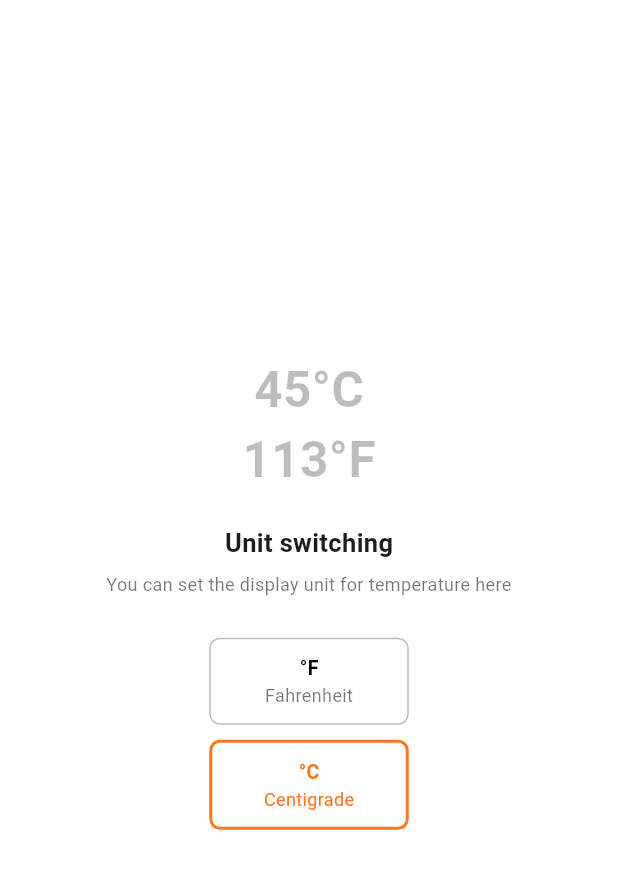
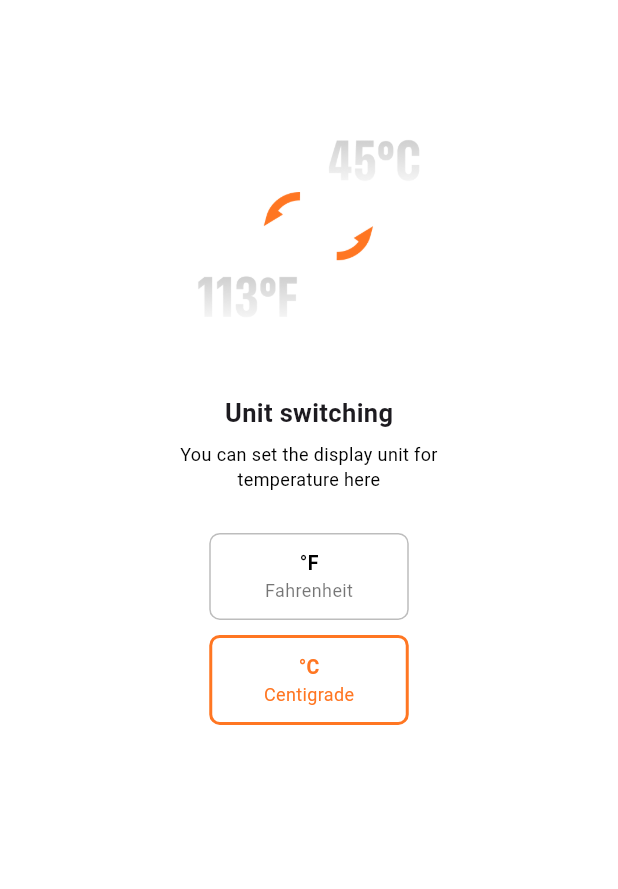
Before and after one commit to WJoinGitHub/Boxd_flutter, a Flutter app: the SettingsPage screen opened directly, after a tap on "Unit switching", on a phone screen of 412 x 824 dp, the part 68-957 px from its top. Run offline on Flutter 3.47's test engine with Material 3 defaults, Android fonts, the phone set to English and light mode, and no system bars; our stand-ins replace device_info_plus, flutter_blue_plus, google_sign_in, location, permission_handler, shared_preferences and 2 more; missing offline and left inert: device_calendar, flutter_facebook_auth; accounts and stored records are empty; network calls fail.

Commit message:
温度设置修改

```diff
--- a/lib/gen/assets.gen.dart
+++ b/lib/gen/assets.gen.dart
@@ -226,11 +226,14 @@ class $AssetsSettingImagesGen {
 class $AssetsUserImagesGen {
   const $AssetsUserImagesGen();
 
+  /// File path: assets/user/images/temperature_change.png
+  AssetGenImage get temperatureChange => const AssetGenImage('assets/user/images/temperature_change.png');
+
   /// File path: assets/user/images/user_avatar.png
   AssetGenImage get userAvatar => const AssetGenImage('assets/user/images/user_avatar.png');
 
   /// List of all assets
-  List<AssetGenImage> get values => [userAvatar];
+  List<AssetGenImage> get values => [temperatureChange, userAvatar];
 }
 
 class Assets {
--- a/lib/pages/setting/setting_page.dart
+++ b/lib/pages/setting/setting_page.dart
@@ -162,10 +162,10 @@ class _SettingsPageState extends State<SettingsPage> {
   // ------------------------- Components ----------------------------
 
   Widget _buildProfile() => Row(
-        children: const [
-          CircleAvatar(radius: 20, backgroundColor: Colors.black12),
-          SizedBox(width: 10),
-          Text(
+        children: [
+          Assets.user.images.userAvatar.image(width: 40, height: 40),
+          const SizedBox(width: 10),
+          const Text(
             'HotRice',
             style: TextStyle(fontWeight: FontWeight.w600, fontSize: 15),
           ),
--- a/lib/pages/setting/unit_switching_page.dart
+++ b/lib/pages/setting/unit_switching_page.dart
@@ -42,29 +42,29 @@ class _UnitSwitchingPageState extends State<UnitSwitchingPage> {
         title: "Settings",
       ),
       backgroundColor: Colors.white,
-      body: Center(
-        child: Padding(
-          padding: const EdgeInsets.all(20),
+      body: Column(
+        children: [
+          const SizedBox(height: 50),
+          Center(
             child: Column(
-            mainAxisAlignment: MainAxisAlignment.center,
+              mainAxisSize: MainAxisSize.min,
               children: [
-              const Text('45°C',
+                Assets.user.images.temperatureChange.image(width: 250),
+                const SizedBox(height: 20),
+                const SizedBox(
+                  width: 220,
+                  child: Column(
+                    children: [
+                      Text('Unit switching',
                           style: TextStyle(
-                      color: Colors.black26,
-                      fontSize: 33,
-                      fontWeight: FontWeight.bold)),
-              const Text('113°F',
-                  style: TextStyle(
-                      color: Colors.black26,
-                      fontSize: 33,
-                      fontWeight: FontWeight.bold)),
-              const SizedBox(height: 20),
-              const Text('Unit switching',
-                  style: TextStyle(fontWeight: FontWeight.w600, fontSize: 17)),
-              const SizedBox(height: 7),
-              const Text('You can set the display unit for temperature here',
+                              fontWeight: FontWeight.w600, fontSize: 17)),
+                      SizedBox(height: 7),
+                      Text('You can set the display unit for temperature here',
                           textAlign: TextAlign.center,
-                  style: TextStyle(color: Colors.black54, fontSize: 12)),
+                          style: TextStyle(color: Colors.black, fontSize: 12)),
+                    ],
+                  ),
+                ),
                 const SizedBox(height: 27),
                 _buildUnitButton('°F', 'Fahrenheit'),
                 const SizedBox(height: 10),
@@ -72,6 +72,7 @@ class _UnitSwitchingPageState extends State<UnitSwitchingPage> {
               ],
             ),
           ),
+        ],
       ),
     );
   }
```
Also changed, not shown: lib/pages/home_page.dart (+5 -23 lines), assets/user/images/2.0x/temperature_change.png (added), assets/user/images/3.0x/temperature_change.png (added), assets/user/images/temperature_change.png (added). Lines whose indentation alone changed are shown as unchanged.
